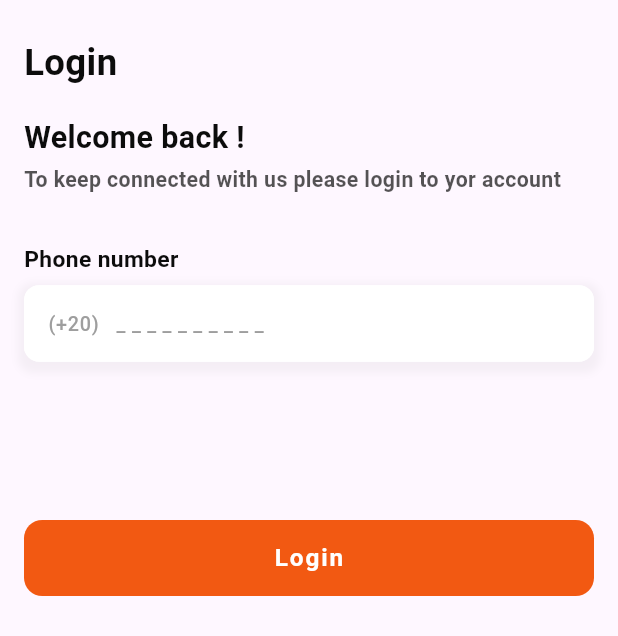
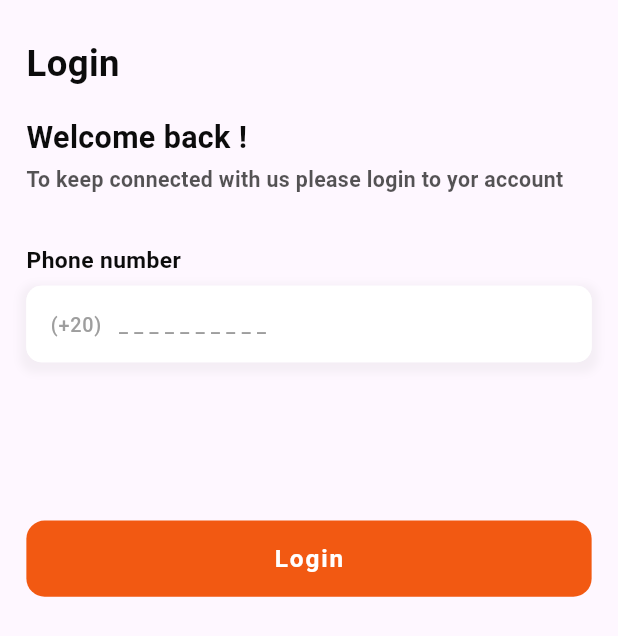
Before and after one commit to momenibrahim180-svg/Ecommerce-App, a Flutter app: the screen it shows after launch, on a phone screen of 412 x 824 dp. Shown: the top 636 px of the screen. Run offline on Flutter 3.47's test engine with Material 3 defaults, Android fonts, the phone set to English and light mode, and no system bars; our stand-ins replace flutter_screenutil.

Commit message:
- Added extension for border radius. - Added custom padding file.

```diff
--- a/lib/core/helpers/extensions.dart
+++ b/lib/core/helpers/extensions.dart
@@ -5,3 +5,7 @@ extension SizedBoxExtension on num {
   SizedBox get height => SizedBox(height: toDouble().h);
   SizedBox get width => SizedBox(width: toDouble().w);
 }
+
+extension BorderRaidusExtension on num {
+  BorderRadius get radius => BorderRadius.circular(toDouble().r);
+ }
--- a/lib/core/widgets/app_text_form_field.dart
+++ b/lib/core/widgets/app_text_form_field.dart
@@ -1,7 +1,7 @@
+import 'package:ecommerce_youtube/core/helpers/extensions.dart';
 import 'package:ecommerce_youtube/core/theming/app_color.dart';
 import 'package:ecommerce_youtube/core/theming/app_text_style.dart';
 import 'package:flutter/material.dart';
-import 'package:flutter_screenutil/flutter_screenutil.dart';
 
 class AppTextFormField extends StatelessWidget {
   final TextEditingController controller;
@@ -30,7 +30,7 @@ class AppTextFormField extends StatelessWidget {
     return Container(
       decoration: BoxDecoration(
         color: AppColor.whiteColor,
-        borderRadius: BorderRadius.circular(10.0.r),
+        borderRadius: 10.radius,
         boxShadow: [
           BoxShadow(
             color: AppColor.greyColor.withValues(alpha: 0.1),
@@ -69,7 +69,7 @@ class AppTextFormField extends StatelessWidget {
 
   OutlineInputBorder _buildOutLineInputBorder({required Color borderColor}) {
     return OutlineInputBorder(
-      borderRadius: BorderRadius.circular(10.0.r),
+      borderRadius: 10.radius,
       borderSide: BorderSide(color: borderColor),
     );
   }
--- a/lib/features/auth/ui/screens/login_screen.dart
+++ b/lib/features/auth/ui/screens/login_screen.dart
@@ -2,6 +2,7 @@ import 'package:ecommerce_youtube/core/helpers/extensions.dart';
 import 'package:ecommerce_youtube/core/theming/app_color.dart';
 import 'package:ecommerce_youtube/core/theming/app_text_style.dart';
 import 'package:ecommerce_youtube/core/widgets/app_button.dart';
+import 'package:ecommerce_youtube/core/widgets/app_padding.dart';
 import 'package:ecommerce_youtube/core/widgets/app_text_form_field.dart';
 import 'package:flutter/material.dart';
 
@@ -26,7 +27,7 @@ class _LoginScreenState extends State<LoginScreen> {
     return Scaffold(
       body: SafeArea(
         child: SingleChildScrollView(
-          padding: EdgeInsets.symmetric(vertical: 27.0, horizontal: 16),
+          padding:paddingSymmetric(16, 27),
           child: Column(
             crossAxisAlignment: CrossAxisAlignment.start,
             children: [
```
Also changed, not shown: lib/core/widgets/app_padding.dart (added, +27 -0 lines).
